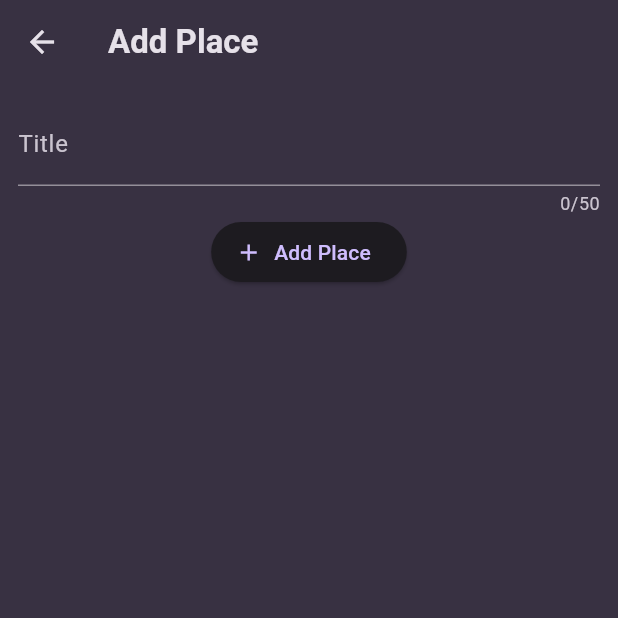
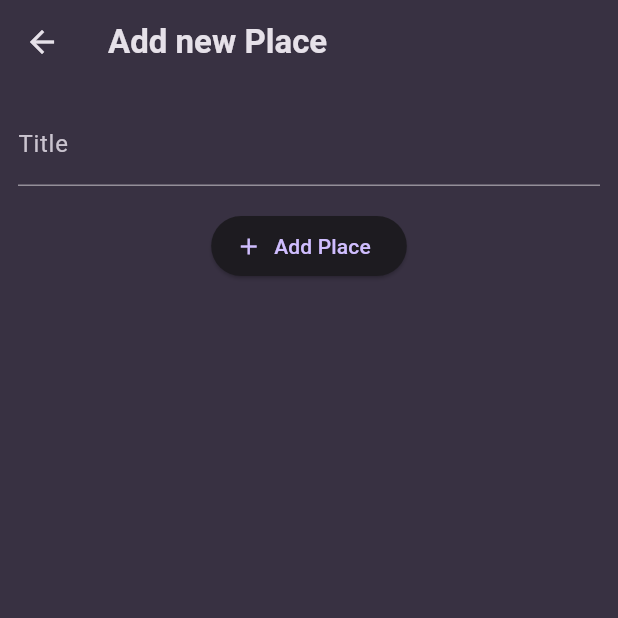
Before and after one commit to MarkMahrous/Favorite_Places, a Flutter app: the screen it shows after launch, after a tap on the "add" icon, on a phone screen of 412 x 824 dp, the top half of it. Run offline on Flutter 3.47's test engine with Material 3 defaults, Android fonts, the phone set to English and light mode, and no system bars; our stand-ins replace flutter_riverpod, google_fonts.

Commit message:
some refactoring

```diff
--- a/lib/main.dart
+++ b/lib/main.dart
@@ -1,6 +1,6 @@
 import 'package:flutter/material.dart';
+import 'package:flutter_riverpod/flutter_riverpod.dart';
 import 'package:google_fonts/google_fonts.dart';
-import 'package:flutter_riverpod/flutter_riverpod.dart';
 
 import 'package:favorite_places/screens/places_screen.dart';
 
@@ -16,7 +16,6 @@ final theme = ThemeData().copyWith(
   textTheme: GoogleFonts.ubuntuCondensedTextTheme().copyWith(
     titleSmall: GoogleFonts.ubuntuCondensed(
       fontWeight: FontWeight.bold,
-      color: colorScheme.primary,
     ),
     titleMedium: GoogleFonts.ubuntuCondensed(
       fontWeight: FontWeight.bold,
@@ -29,14 +28,12 @@ final theme = ThemeData().copyWith(
 
 void main() {
   runApp(
-    const ProviderScope(
-      child: MyApp(),
-    ),
+    const ProviderScope(child: MyApp()),
   );
 }
 
 class MyApp extends StatelessWidget {
-  const MyApp({Key? key}) : super(key: key);
+  const MyApp({super.key});
 
   @override
   Widget build(BuildContext context) {
--- a/lib/providers/favorite_places_provider.dart
+++ /dev/null
@@ -1,16 +0,0 @@
-import 'package:flutter_riverpod/flutter_riverpod.dart';
-
-import 'package:favorite_places/models/place.dart';
-
-class FavoritePlacesProvider extends StateNotifier<List<Place>> {
-  FavoritePlacesProvider() : super(const []);
-
-  void addPlace(Place place) {
-    state = [...state, place];
-  }
-}
-
-final favoritePlacesProvider =
-    StateNotifierProvider<FavoritePlacesProvider, List<Place>>((ref) {
-  return FavoritePlacesProvider();
-});
--- /dev/null
+++ b/lib/providers/user_places.dart
@@ -0,0 +1,17 @@
+import 'package:flutter_riverpod/flutter_riverpod.dart';
+
+import 'package:favorite_places/models/place.dart';
+
+class UserPlacesNotifier extends StateNotifier<List<Place>> {
+  UserPlacesNotifier() : super(const []);
+
+  void addPlace(String title) {
+    final newPlace = Place(title: title);
+    state = [newPlace, ...state];
+  }
+}
+
+final userPlacesProvider =
+    StateNotifierProvider<UserPlacesNotifier, List<Place>>(
+  (ref) => UserPlacesNotifier(),
+);
--- a/lib/screens/add_place_screen.dart
+++ b/lib/screens/add_place_screen.dart
@@ -1,21 +1,35 @@
-import 'package:favorite_places/models/place.dart';
-import 'package:favorite_places/providers/favorite_places_provider.dart';
 import 'package:flutter/material.dart';
 import 'package:flutter_riverpod/flutter_riverpod.dart';
+
+import 'package:favorite_places/providers/user_places.dart';
 
 class AddPlaceScreen extends ConsumerStatefulWidget {
   const AddPlaceScreen({super.key});
 
   @override
-  ConsumerState<AddPlaceScreen> createState() => _AddPlaceScreenState();
+  ConsumerState<AddPlaceScreen> createState() {
+    return _AddPlaceScreenState();
+  }
 }
 
 class _AddPlaceScreenState extends ConsumerState<AddPlaceScreen> {
-  final _placeNameController = TextEditingController();
+  final _titleController = TextEditingController();
+
+  void _savePlace() {
+    final enteredTitle = _titleController.text;
+
+    if (enteredTitle.isEmpty) {
+      return;
+    }
+
+    ref.read(userPlacesProvider.notifier).addPlace(enteredTitle);
+
+    Navigator.of(context).pop();
+  }
 
   @override
   void dispose() {
-    _placeNameController.dispose();
+    _titleController.dispose();
     super.dispose();
   }
 
@@ -23,31 +37,22 @@ class _AddPlaceScreenState extends ConsumerState<AddPlaceScreen> {
   Widget build(BuildContext context) {
     return Scaffold(
       appBar: AppBar(
-        title: const Text('Add Place'),
+        title: const Text('Add new Place'),
       ),
       body: SingleChildScrollView(
         padding: const EdgeInsets.all(12),
         child: Column(
           children: [
             TextField(
-              maxLength: 50,
-              controller: _placeNameController,
-              decoration: const InputDecoration(
-                labelText: 'Title',
+              decoration: const InputDecoration(labelText: 'Title'),
+              controller: _titleController,
+              style: TextStyle(
+                color: Theme.of(context).colorScheme.onSurface,
               ),
-              style: Theme.of(context).textTheme.bodyLarge!.copyWith(
-                    color: Theme.of(context).colorScheme.onSurface,
-                  ),
             ),
+            const SizedBox(height: 16),
             ElevatedButton.icon(
-              onPressed: () {
-                setState(() {
-                  ref.read(favoritePlacesProvider.notifier).addPlace(
-                        Place(title: _placeNameController.text),
-                      );
-                });
-                Navigator.of(context).pop();
-              },
+              onPressed: _savePlace,
               icon: const Icon(Icons.add),
               label: const Text('Add Place'),
             ),
--- a/lib/screens/places_screen.dart
+++ b/lib/screens/places_screen.dart
@@ -1,71 +1,36 @@
-import 'package:favorite_places/models/place.dart';
-import 'package:favorite_places/providers/favorite_places_provider.dart';
-import 'package:favorite_places/screens/add_place_screen.dart';
-import 'package:favorite_places/screens/place_details_screen.dart';
 import 'package:flutter/material.dart';
 import 'package:flutter_riverpod/flutter_riverpod.dart';
 
-class PlacesScreen extends ConsumerStatefulWidget {
+import 'package:favorite_places/screens/add_place_screen.dart';
+import 'package:favorite_places/widgets/places_list.dart';
+import 'package:favorite_places/providers/user_places.dart';
+
+class PlacesScreen extends ConsumerWidget {
   const PlacesScreen({super.key});
 
   @override
-  ConsumerState<PlacesScreen> createState() => _PlacesScreenState();
-}
-
-class _PlacesScreenState extends ConsumerState<PlacesScreen> {
-  @override
-  Widget build(BuildContext context) {
-    List<Place> favoritePlaces = ref.watch(favoritePlacesProvider);
-
-    Widget content = Center(
-      child: Text('No places yet!',
-          style: Theme.of(context).textTheme.bodyLarge!.copyWith(
-                color: Theme.of(context).colorScheme.onSurface,
-              )),
-    );
-
-    if (favoritePlaces.isNotEmpty) {
-      content = ListView.builder(
-        itemCount: favoritePlaces.length,
-        itemBuilder: (context, index) {
-          return InkWell(
-            onTap: () => Navigator.of(context).push(
-              MaterialPageRoute(
-                builder: (context) => PlaceDetailsScreen(
-                  place: favoritePlaces[index],
-                ),
-              ),
-            ),
-            child: ListTile(
-              title: Text(
-                favoritePlaces[index].title,
-                style: Theme.of(context).textTheme.titleMedium!.copyWith(
-                      color: Theme.of(context).colorScheme.onSurface,
-                    ),
-              ),
-            ),
-          );
-        },
-      );
-    }
+  Widget build(BuildContext context, WidgetRef ref) {
+    final userPlaces = ref.watch(userPlacesProvider);
 
     return Scaffold(
       appBar: AppBar(
-        title: const Text('Favorite Places'),
+        title: const Text('Your Places'),
         actions: [
           IconButton(
             icon: const Icon(Icons.add),
             onPressed: () {
               Navigator.of(context).push(
                 MaterialPageRoute(
-                  builder: (context) => AddPlaceScreen(),
+                  builder: (ctx) => const AddPlaceScreen(),
                 ),
               );
             },
           ),
         ],
       ),
-      body: content,
+      body: PlacesList(
+        places: userPlaces,
+      ),
     );
   }
 }
--- /dev/null
+++ b/lib/widgets/places_list.dart
@@ -0,0 +1,43 @@
+import 'package:favorite_places/screens/place_details_screen.dart';
+import 'package:flutter/material.dart';
+
+import 'package:favorite_places/models/place.dart';
+
+class PlacesList extends StatelessWidget {
+  const PlacesList({super.key, required this.places});
+
+  final List<Place> places;
+
+  @override
+  Widget build(BuildContext context) {
+    if (places.isEmpty) {
+      return Center(
+        child: Text(
+          'No places added yet',
+          style: Theme.of(context).textTheme.bodyLarge!.copyWith(
+                color: Theme.of(context).colorScheme.onSurface,
+              ),
+        ),
+      );
+    }
+
+    return ListView.builder(
+      itemCount: places.length,
+      itemBuilder: (ctx, index) => ListTile(
+        title: Text(
+          places[index].title,
+          style: Theme.of(context).textTheme.titleMedium!.copyWith(
+                color: Theme.of(context).colorScheme.onSurface,
+              ),
+        ),
+        onTap: () {
+          Navigator.of(context).push(
+            MaterialPageRoute(
+              builder: (ctx) => PlaceDetailScreen(place: places[index]),
+            ),
+          );
+        },
+      ),
+    );
+  }
+}
```
Also changed, not shown: lib/screens/place_details_screen.dart (+7 -7 lines).
